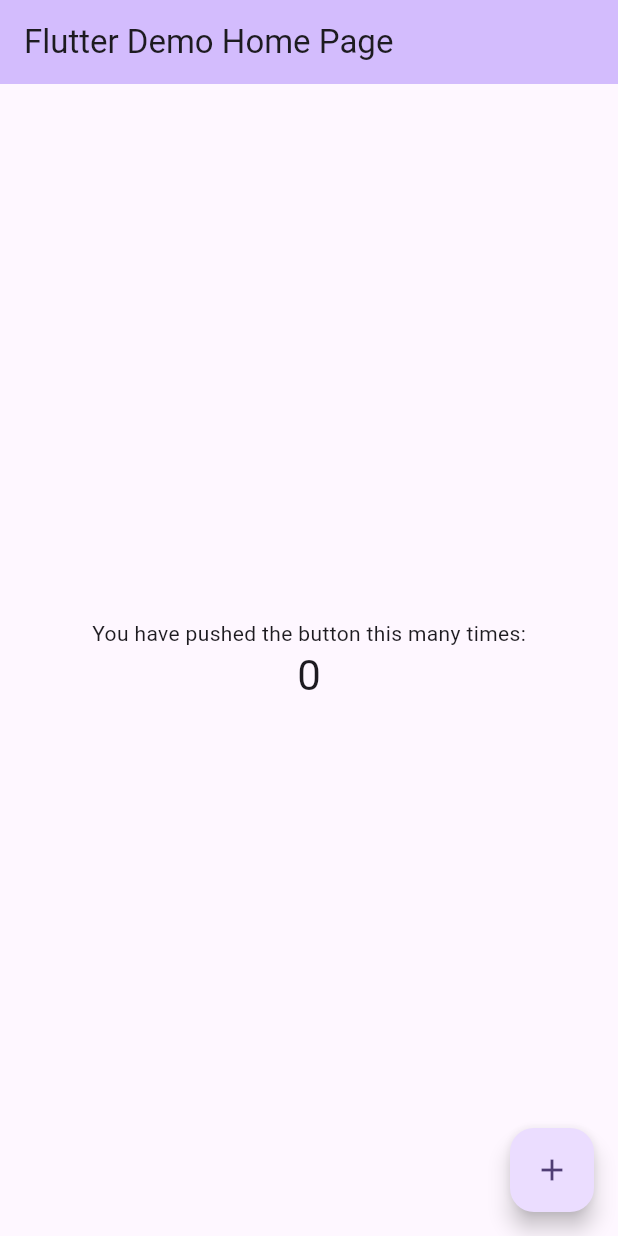
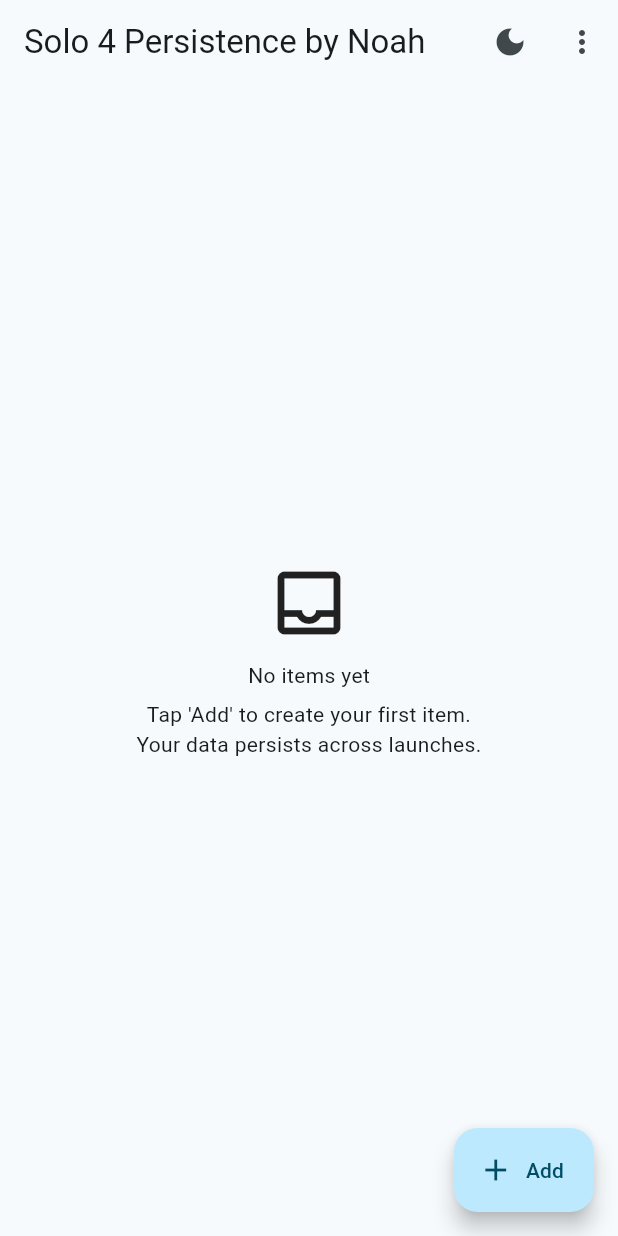
Before and after one commit to nsamol13/CPSC_4150_Solo_4_Local_Data_Storage, a Flutter app: the screen it shows after launch, on a phone screen of 412 x 824 dp. Run offline on Flutter 3.47's test engine with Material 3 defaults, Android fonts, the phone set to English and light mode, and no system bars; our stand-ins replace shared_preferences, sqflite; accounts and stored records are empty.

Commit message:
Added all files and made changes to make app work on web

```diff
--- /dev/null
+++ b/lib/data/item.dart
@@ -0,0 +1,29 @@
+class Item {
+  final int? id;
+  final String text;
+  final int createdAt;
+
+
+  Item({this.id, required this.text, required this.createdAt});
+
+
+  Item copyWith({int? id, String? text, int? createdAt}) => Item(
+    id: id ?? this.id,
+    text: text ?? this.text,
+    createdAt: createdAt ?? this.createdAt,
+  );
+
+
+  factory Item.fromMap(Map<String, Object?> map) => Item(
+    id: map['id'] as int?,
+    text: map['text'] as String,
+    createdAt: map['created_at'] as int,
+  );
+
+
+  Map<String, Object?> toMap() => {
+    'id': id,
+    'text': text,
+    'created_at': createdAt,
+  };
+}
--- /dev/null
+++ b/lib/data/items_repository.dart
@@ -0,0 +1,94 @@
+import 'dart:convert';
+import 'package:flutter/foundation.dart' show kIsWeb;
+import 'package:shared_preferences/shared_preferences.dart';
+
+import 'db.dart';
+import 'item.dart';
+
+class ItemsRepository {
+  static const _webItemsKey = 'items_json_v1';
+  final AppDatabase _db = AppDatabase();
+
+  Future<List<Item>> getAll() async {
+    if (kIsWeb) {
+      final prefs = await SharedPreferences.getInstance();
+      final raw = prefs.getString(_webItemsKey);
+      if (raw == null || raw.isEmpty) return [];
+      try {
+        final list = (jsonDecode(raw) as List<dynamic>)
+            .cast<Map<String, dynamic>>()
+            .map((m) => Item.fromMap(m))
+            .toList();
+        return list;
+      } catch (_) {
+        await prefs.remove(_webItemsKey);
+        return [];
+      }
+    } else {
+      try {
+        final db = await _db.database;
+        final rows = await db.query('items', orderBy: 'created_at DESC');
+        return rows.map((m) => Item.fromMap(m)).toList();
+      } catch (_) {
+        try { await _db.reset(); } catch (_) {}
+        return [];
+      }
+    }
+  }
+
+  Future<Item> insert(String text) async {
+    final item = Item(text: text, createdAt: DateTime.now().millisecondsSinceEpoch);
+    if (kIsWeb) {
+      final items = await getAll();
+      final nextId = (items.map((e) => e.id ?? 0).fold<int>(0, (a, b) => a > b ? a : b)) + 1;
+      final newItem = item.copyWith(id: nextId);
+      await _saveWeb([...items..insert(0, newItem)]);
+      return newItem;
+    } else {
+      final db = await _db.database;
+      final id = await db.insert('items', item.toMap()..remove('id'));
+      return item.copyWith(id: id);
+    }
+  }
+
+  Future<void> update(Item item) async {
+    if (kIsWeb) {
+      final items = await getAll();
+      final i = items.indexWhere((e) => e.id == item.id);
+      if (i != -1) {
+        items[i] = item;
+        await _saveWeb(items);
+      }
+    } else {
+      final db = await _db.database;
+      await db.update('items', item.toMap(), where: 'id = ?', whereArgs: [item.id]);
+    }
+  }
+
+  Future<void> delete(int id) async {
+    if (kIsWeb) {
+      final items = await getAll();
+      items.removeWhere((e) => e.id == id);
+      await _saveWeb(items);
+    } else {
+      final db = await _db.database;
+      await db.delete('items', where: 'id = ?', whereArgs: [id]);
+    }
+  }
+
+  Future<void> clearAll() async {
+    if (kIsWeb) {
+      final prefs = await SharedPreferences.getInstance();
+      await prefs.remove(_webItemsKey);
+    } else {
+      final db = await _db.database;
+      await db.delete('items');
+    }
+  }
+
+  Future<void> _saveWeb(List<Item> items) async {
+    final prefs = await SharedPreferences.getInstance();
+    final jsonList = jsonEncode(items.map((e) => e.toMap()).toList());
+    await prefs.setString(_webItemsKey, jsonList);
+  }
+}
--- a/lib/main.dart
+++ b/lib/main.dart
@@ -1,122 +1,60 @@
 import 'package:flutter/material.dart';
+import 'package:provider/provider.dart';
+import 'package:shared_preferences/shared_preferences.dart';
 
-void main() {
-  runApp(const MyApp());
+import 'state/items_provider.dart';
+import 'ui/home_page.dart';
+
+Future<void> main() async {
+  WidgetsFlutterBinding.ensureInitialized();
+
+  // No sqflite init on web — we use SharedPreferences for items on web.
+  final prefs = await SharedPreferences.getInstance();
+
+  // First-run flag
+  final isFirstRun = prefs.getBool('firstRunDone') != true;
+  if (isFirstRun) {
+    await prefs.setBool('firstRunDone', true);
+  }
+
+  final darkMode = prefs.getBool('darkMode') ?? false;
+
+  runApp(
+    MultiProvider(
+      providers: [
+        ChangeNotifierProvider(create: (_) => ItemsProvider()..init()),
+      ],
+      child: MyApp(darkMode: darkMode),
+    ),
+  );
 }
 
-class MyApp extends StatelessWidget {
-  const MyApp({super.key});
+class MyApp extends StatefulWidget {
+  final bool darkMode;
+  const MyApp({super.key, required this.darkMode});
 
-  // This widget is the root of your application.
   @override
-  Widget build(BuildContext context) {
-    return MaterialApp(
-      title: 'Flutter Demo',
-      theme: ThemeData(
-        // This is the theme of your application.
-        //
-        // TRY THIS: Try running your application with "flutter run". You'll see
-        // the application has a purple toolbar. Then, without quitting the app,
-        // try changing the seedColor in the colorScheme below to Colors.green
-        // and then invoke "hot reload" (save your changes or press the "hot
-        // reload" button in a Flutter-supported IDE, or press "r" if you used
-        // the command line to start the app).
-        //
-        // Notice that the counter didn't reset back to zero; the application
-        // state is not lost during the reload. To reset the state, use hot
-        // restart instead.
-        //
-        // This works for code too, not just values: Most code changes can be
-        // tested with just a hot reload.
-        colorScheme: ColorScheme.fromSeed(seedColor: Colors.deepPurple),
-      ),
-      home: const MyHomePage(title: 'Flutter Demo Home Page'),
-    );
-  }
+  State<MyApp> createState() => _MyAppState();
 }
 
-class MyHomePage extends StatefulWidget {
-  const MyHomePage({super.key, required this.title});
+class _MyAppState extends State<MyApp> {
+  late bool _darkMode = widget.darkMode;
 
-  // This widget is the home page of your application. It is stateful, meaning
-  // that it has a State object (defined below) that contains fields that affect
-  // how it looks.
-
-  // This class is the configuration for the state. It holds the values (in this
-  // case the title) provided by the parent (in this case the App widget) and
-  // used by the build method of the State. Fields in a Widget subclass are
-  // always marked "final".
-
-  final String title;
-
-  @override
-  State<MyHomePage> createState() => _MyHomePageState();
-}
-
-class _MyHomePageState extends State<MyHomePage> {
-  int _counter = 0;
-
-  void _incrementCounter() {
-    setState(() {
-      // This call to setState tells the Flutter framework that something has
-      // changed in this State, which causes it to rerun the build method below
-      // so that the display can reflect the updated values. If we changed
-      // _counter without calling setState(), then the build method would not be
-      // called again, and so nothing would appear to happen.
-      _counter++;
-    });
+  Future<void> _toggleTheme() async {
+    setState(() => _darkMode = !_darkMode);
+    final prefs = await SharedPreferences.getInstance();
+    await prefs.setBool('darkMode', _darkMode);
   }
 
   @override
   Widget build(BuildContext context) {
-    // This method is rerun every time setState is called, for instance as done
-    // by the _incrementCounter method above.
-    //
-    // The Flutter framework has been optimized to make rerunning build methods
-    // fast, so that you can just rebuild anything that needs updating rather
-    // than having to individually change instances of widgets.
-    return Scaffold(
-      appBar: AppBar(
-        // TRY THIS: Try changing the color here to a specific color (to
-        // Colors.amber, perhaps?) and trigger a hot reload to see the AppBar
-        // change color while the other colors stay the same.
-        backgroundColor: Theme.of(context).colorScheme.inversePrimary,
-        // Here we take the value from the MyHomePage object that was created by
-        // the App.build method, and use it to set our appbar title.
-        title: Text(widget.title),
-      ),
-      body: Center(
-        // Center is a layout widget. It takes a single child and positions it
-        // in the middle of the parent.
-        child: Column(
-          // Column is also a layout widget. It takes a list of children and
-          // arranges them vertically. By default, it sizes itself to fit its
-          // children horizontally, and tries to be as tall as its parent.
-          //
-          // Column has various properties to control how it sizes itself and
-          // how it positions its children. Here we use mainAxisAlignment to
-          // center the children vertically; the main axis here is the vertical
-          // axis because Columns are vertical (the cross axis would be
-          // horizontal).
-          //
-          // TRY THIS: Invoke "debug painting" (choose the "Toggle Debug Paint"
-          // action in the IDE, or press "p" in the console), to see the
-          // wireframe for each widget.
-          mainAxisAlignment: MainAxisAlignment.center,
-          children: <Widget>[
-            const Text('You have pushed the button this many times:'),
-            Text(
-              '$_counter',
-              style: Theme.of(context).textTheme.headlineMedium,
-            ),
-          ],
-        ),
-      ),
-      floatingActionButton: FloatingActionButton(
-        onPressed: _incrementCounter,
-        tooltip: 'Increment',
-        child: const Icon(Icons.add),
-      ), // This trailing comma makes auto-formatting nicer for build methods.
+    return MaterialApp(
+      debugShowCheckedModeBanner: false,
+      title: 'Solo 4 Persistence (Web)',
+      themeMode: _darkMode ? ThemeMode.dark : ThemeMode.light,
+      theme: ThemeData(useMaterial3: true, colorSchemeSeed: Colors.blueGrey),
+      darkTheme: ThemeData.dark(useMaterial3: true),
+      home: HomePage(onToggleTheme: _toggleTheme, darkMode: _darkMode),
     );
   }
 }
--- /dev/null
+++ b/lib/state/items_provider.dart
@@ -0,0 +1,70 @@
+import 'package:flutter/foundation.dart';
+import '../data/item.dart';
+import '../data/items_repository.dart';
+
+class ItemsProvider extends ChangeNotifier {
+  final ItemsRepository _repo = ItemsRepository();
+
+  List<Item> _items = [];
+  bool _loading = false;
+  String? _error;
+
+  List<Item> get items => _items;
+  bool get loading => _loading;
+  String? get error => _error;
+
+  Future<void> init() async {
+    await load();
+  }
+
+  Future<void> load() async {
+    _setLoading(true);
+    try {
+      _items = await _repo.getAll();
+      _error = null;
+    } catch (e) {
+      _error = 'Failed to load: $e';
+    } finally {
+      _setLoading(false);
+    }
+  }
+
+  Future<bool> add(String text) async {
+    final trimmed = text.trim();
+    if (trimmed.isEmpty) return false;
+    final item = await _repo.insert(trimmed);
+    _items = [item, ..._items];
+    notifyListeners();
+    return true;
+  }
+
+  Future<void> edit(Item item, String newText) async {
+    final trimmed = newText.trim();
+    if (trimmed.isEmpty) return;
+    final updated = item.copyWith(text: trimmed);
+    await _repo.update(updated);
+    final i = _items.indexWhere((it) => it.id == item.id);
+    if (i != -1) {
+      _items[i] = updated;
+      notifyListeners();
+    }
+  }
+
+  Future<void> remove(Item item) async {
+    if (item.id == null) return;
+    await _repo.delete(item.id!);
+    _items.removeWhere((it) => it.id == item.id);
+    notifyListeners();
+  }
+
+  Future<void> clearAll() async {
+    await _repo.clearAll();
+    _items = [];
+    notifyListeners();
+  }
+
+  void _setLoading(bool v) {
+    _loading = v;
+    notifyListeners();
+  }
+}
--- /dev/null
+++ b/lib/ui/home_page.dart
@@ -0,0 +1,137 @@
+import 'package:flutter/material.dart';
+import 'package:provider/provider.dart';
+import '../state/items_provider.dart';
+import '../data/item.dart';
+import 'widgets/add_edit_dialog.dart';
+import 'widgets/item_tile.dart';
+
+class HomePage extends StatelessWidget {
+  final VoidCallback onToggleTheme;
+  final bool darkMode;
+  const HomePage({super.key, required this.onToggleTheme, required this.darkMode});
+
+  @override
+  Widget build(BuildContext context) {
+    final vm = context.watch<ItemsProvider>();
+    return Scaffold(
+      appBar: AppBar(
+        title: const Text('Solo 4 Persistence by Noah'),
+        actions: [
+          IconButton(
+            tooltip: darkMode ? 'Light mode' : 'Dark mode',
+            icon: Icon(darkMode ? Icons.light_mode : Icons.dark_mode),
+            onPressed: onToggleTheme,
+          ),
+          PopupMenuButton<String>(
+            onSelected: (v) async {
+              if (v == 'clear') {
+                await vm.clearAll();
+                ScaffoldMessenger.of(context).showSnackBar(
+                  const SnackBar(content: Text('All items cleared.')),
+                );
+              }
+            },
+            itemBuilder: (ctx) => const [
+              PopupMenuItem(value: 'clear', child: Text('Clear All')),
+            ],
+          ),
+        ],
+      ),
+      body: SafeArea(
+        minimum: const EdgeInsets.all(12),
+        child: Builder(
+          builder: (context) {
+            if (vm.loading) {
+              return const Center(child: CircularProgressIndicator());
+            }
+            if (vm.error != null) {
+              return Center(
+                child: Text(vm.error!, textAlign: TextAlign.center),
+              );
+            }
+            if (vm.items.isEmpty) {
+              return const _EmptyState();
+            }
+            return ListView.separated(
+              itemCount: vm.items.length,
+              separatorBuilder: (_, __) => const SizedBox(height: 6),
+              itemBuilder: (context, i) {
+                final item = vm.items[i];
+                return Dismissible(
+                  key: ValueKey(item.id ?? '${item.text}-${item.createdAt}'),
+                  background: Container(
+                    decoration: BoxDecoration(
+                      color: Colors.red.withValues(alpha: 0.15),
+                      borderRadius: BorderRadius.circular(12),
+                    ),
+                    alignment: Alignment.centerLeft,
+                    padding: const EdgeInsets.symmetric(horizontal: 16),
+                    child: const Icon(Icons.delete),
+                  ),
+                  onDismissed: (_) async {
+                    await vm.remove(item);
+                    // ignore: use_build_context_synchronously
+                    ScaffoldMessenger.of(context).showSnackBar(
+                      SnackBar(content: Text('Deleted: ${item.text}')),
+                    );
+                  },
+                  child: ItemTile(
+                    item: item,
+                    onTap: () async {
+                      final updatedText = await showAddEditDialog(
+                        context,
+                        initialText: item.text,
+                      );
+                      if (updatedText != null && updatedText.trim().isNotEmpty) {
+                        await vm.edit(item, updatedText);
+                        // ignore: use_build_context_synchronously
+                        ScaffoldMessenger.of(context).showSnackBar(
+                          const SnackBar(content: Text('Item updated.')),
+                        );
+                      }
+                    },
+                  ),
+                );
+              },
+            );
+          },
+        ),
+      ),
+      floatingActionButton: FloatingActionButton.extended(
+        onPressed: () async {
+          final text = await showAddEditDialog(context);
+          if (text == null) return;
+          final ok = await context.read<ItemsProvider>().add(text);
+          // ignore: use_build_context_synchronously
+          ScaffoldMessenger.of(context).showSnackBar(
+            SnackBar(content: Text(ok ? 'Saved!' : 'Nothing to save.')),
+          );
+        },
+        icon: const Icon(Icons.add),
+        label: const Text('Add'),
+      ),
+    );
+  }
+}
+
+class _EmptyState extends StatelessWidget {
+  const _EmptyState();
+  @override
+  Widget build(BuildContext context) {
+    return Center(
+      child: Column(
+        mainAxisSize: MainAxisSize.min,
+        children: [
+          const Icon(Icons.inbox_outlined, size: 56),
+          const SizedBox(height: 10),
+          const Text('No items yet'),
+          const SizedBox(height: 6),
+          Text(
+            'Tap \'Add\' to create your first item.\nYour data persists across launches.',
+            textAlign: TextAlign.center,
+          ),
+        ],
+      ),
+    );
+  }
+}
--- a/pubspec.yaml
+++ b/pubspec.yaml
@@ -37,6 +37,9 @@ dependencies:
   shared_preferences: ^2.5.3
   sqflite: ^2.4.2
   path: ^1.9.1
+  provider: ^6.1.5+1
+  sqflite_common_ffi: ^2.3.6
+  sqflite_common_ffi_web: ^1.0.1+2
 
 dev_dependencies:
   flutter_test:
```
Also changed, not shown: lib/data/db.dart (added, +76 -0 lines), lib/ui/widgets/add_edit_dialog.dart (added, +26 -0 lines), lib/ui/widgets/item_tile.dart (added, +45 -0 lines), pubspec.lock, 3 other files.
